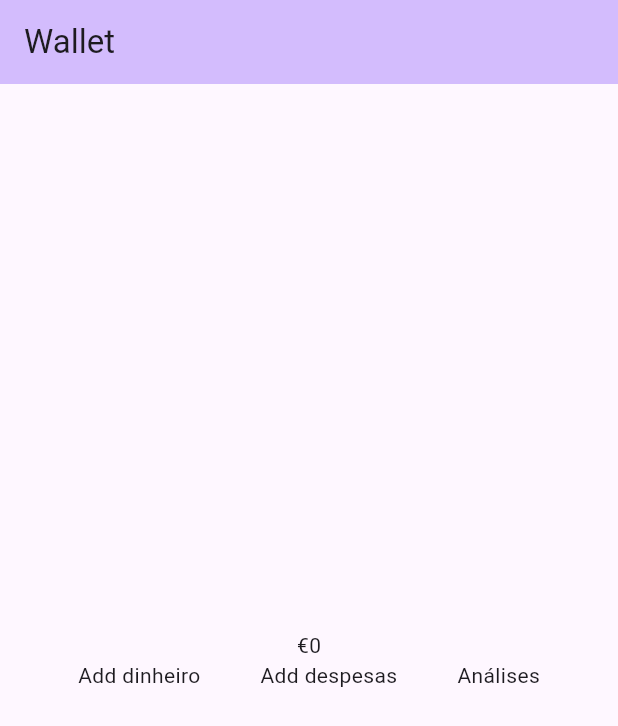
After one commit to Camilaliol/wallet, a Flutter app: the screen it shows after launch, on a phone screen of 412 x 824 dp. The commit adds this screen. Shown: the top 726 px of the screen. Run offline on Flutter 3.47's test engine with Material 3 defaults, Android fonts, the phone set to English and light mode, and no system bars.

Commit message:
1.3 chamndo a pagina principal

```diff
--- a/app/lib/main.dart
+++ b/app/lib/main.dart
@@ -1,3 +1,4 @@
+import 'package:app/paginas/pagina_principal.dart';
 import 'package:flutter/material.dart';
 
 void main() {
@@ -5,109 +6,17 @@ void main() {
 }
 
 class MyApp extends StatelessWidget {
+  //arquivo principal do app
   const MyApp({super.key});
 
-  // This widget is the root of your application.
   @override
   Widget build(BuildContext context) {
     return MaterialApp(
       title: 'Wallet',
-      theme: ThemeData(
-        // This is the theme of your application.
-        //
-        // TRY THIS: Try running your application with "flutter run". You'll see
-        // the application has a purple toolbar. Then, without quitting the app,
-        // try changing the seedColor in the colorScheme below to Colors.green
-        // and then invoke "hot reload" (save your changes or press the "hot
-        // reload" button in a Flutter-supported IDE, or press "r" if you used
-        // the command line to start the app).
-        //
-        // Notice that the counter didn't reset back to zero; the application
-        // state is not lost during the reload. To reset the state, use hot
-        // restart instead.
-        //
-        // This works for code too, not just values: Most code changes can be
-        // tested with just a hot reload.
-        colorScheme: .fromSeed(seedColor: Colors.deepPurple),
-      ),
-      home: const MyHomePage(title: 'Wallet'),
+      theme: ThemeData(colorScheme: .fromSeed(seedColor: Colors.deepPurple)),
+      home: const PaginaPrincipal(
+        title: 'Wallet',
+      ), // chamando a pagina principal_importou
     );
   }
 }
-
-class MyHomePage extends StatefulWidget {
-  const MyHomePage({super.key, required this.title});
-
-  // This widget is the home page of your application. It is stateful, meaning
-  // that it has a State object (defined below) that contains fields that affect
-  // how it looks.
-
-  // This class is the configuration for the state. It holds the values (in this
-  // case the title) provided by the parent (in this case the App widget) and
-  // used by the build method of the State. Fields in a Widget subclass are
-  // always marked "final".
-
-  final String title;
-
-  @override
-  State<MyHomePage> createState() => _MyHomePageState();
-}
-
-class _MyHomePageState extends State<MyHomePage> {
-  int _saldo = 0;
-
-  @override
-  Widget build(BuildContext context) {
-    // This method is rerun every time setState is called, for instance as done
-    // by the _incrementCounter method above.
-    //
-    // The Flutter framework has been optimized to make rerunning build methods
-    // fast, so that you can just rebuild anything that needs updating rather
-    // than having to individually change instances of widgets.
-    return Scaffold(
-      appBar: AppBar(
-        // TRY THIS: Try changing the color here to a specific color (to
-        // Colors.amber, perhaps?) and trigger a hot reload to see the AppBar
-        // change color while the other colors stay the same.
-        backgroundColor: Theme.of(context).colorScheme.inversePrimary,
-        // Here we take the value from the MyHomePage object that was created by
-        // the App.build method, and use it to set our appbar title.
-        title: Text(widget.title),
-      ),
-      body: Center(
-        // Center is a layout widget. It takes a single child and positions it
-        // in the middle of the parent.
-        child: Column(
-          // Column is also a layout widget. It takes a list of children and
-          // arranges them vertically. By default, it sizes itself to fit its
-          // children horizontally, and tries to be as tall as its parent.
-          //
-          // Column has various properties to control how it sizes itself and
-          // how it positions its children. Here we use mainAxisAlignment to
-          // center the children vertically; the main axis here is the vertical
-          // axis because Columns are vertical (the cross axis would be
-          // horizontal).
-          //
-          // TRY THIS: Invoke "debug painting" (choose the "Toggle Debug Paint"
-          // action in the IDE, or press "p" in the console), to see the
-          // wireframe for each widget.
-          mainAxisAlignment: .center,
-          children: [
-            Text("€$_saldo"),
-            Row(
-              spacing: 40, // espaçamento do texto
-              mainAxisAlignment:
-                  MainAxisAlignment.center, // centralizando o texto
-              children: [
-                // adicionando textos para os futuros botoes
-                Text("Add dinheiro"),
-                Text("Add despesas"),
-                Text("Análises"),
-              ],
-            ),
-          ],
-        ),
-      ),
-    );
-  }
-}
--- /dev/null
+++ b/app/lib/paginas/pagina_principal.dart
@@ -0,0 +1,44 @@
+import 'package:flutter/material.dart';
+
+class PaginaPrincipal extends StatefulWidget {
+  const PaginaPrincipal({super.key, required this.title});
+
+  final String title;
+
+  @override
+  State<PaginaPrincipal> createState() => _PaginaPrincipalState();
+}
+
+class _PaginaPrincipalState extends State<PaginaPrincipal> {
+  int _saldo = 0;
+
+  @override
+  Widget build(BuildContext context) {
+    return Scaffold(
+      appBar: AppBar(
+        backgroundColor: Theme.of(context).colorScheme.inversePrimary,
+
+        title: Text(widget.title),
+      ),
+      body: Center(
+        child: Column(
+          mainAxisAlignment: .center,
+          children: [
+            Text("€$_saldo"),
+            Row(
+              spacing: 40, // espaçamento do texto
+              mainAxisAlignment:
+                  MainAxisAlignment.center, // centralizando o texto
+              children: [
+                // adicionando textos para os futuros botoes
+                Text("Add dinheiro"),
+                Text("Add despesas"),
+                Text("Análises"),
+              ],
+            ),
+          ],
+        ),
+      ),
+    );
+  }
+}
```
